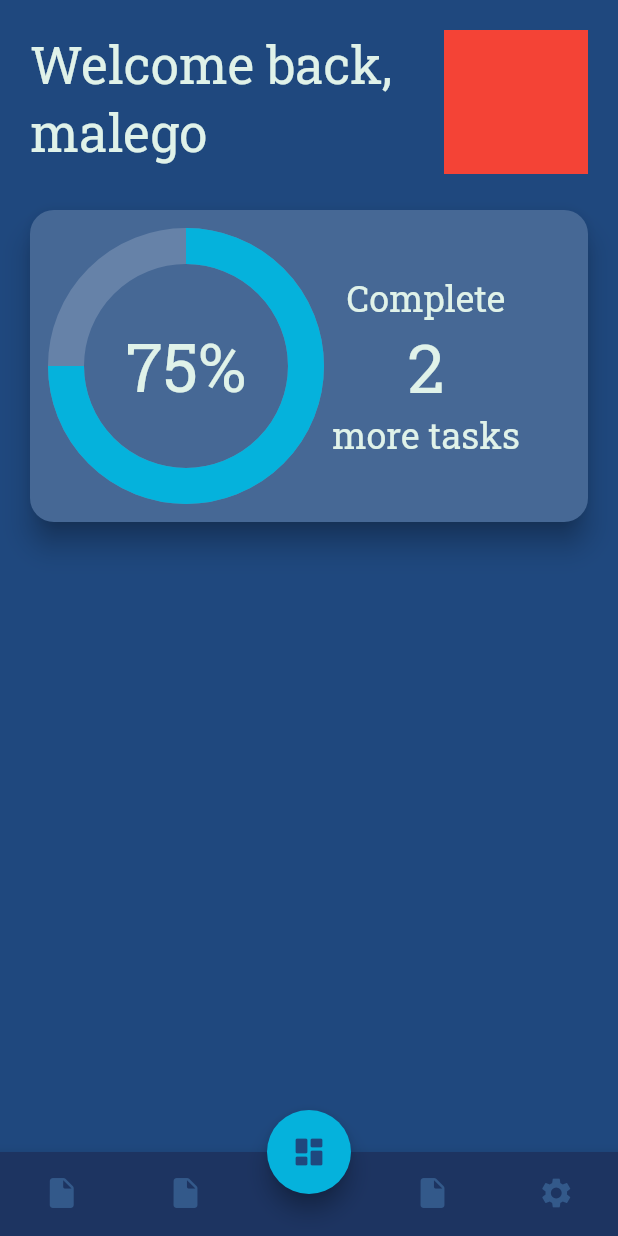
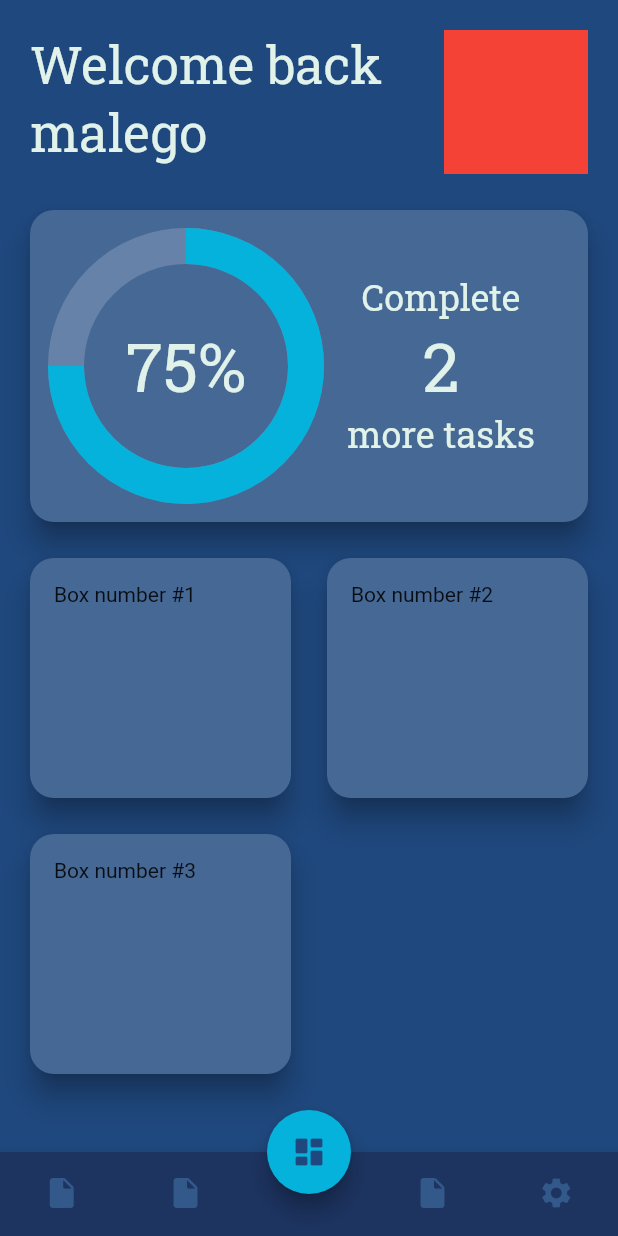
Before and after one commit to zipdang04/n_euro_n, a Flutter app: the screen it shows after launch, on a phone screen of 412 x 824 dp. Run offline on Flutter 3.47's test engine with Material 2 defaults, Android fonts, the light colour scheme and no system bars; our stand-ins replace google_fonts.

Commit message:
Home Screen fix

```diff
--- a/lib/main.dart
+++ b/lib/main.dart
@@ -19,8 +19,18 @@ class MyApp extends StatelessWidget {
       debugShowCheckedModeBanner: false,
       title: 'N_EURO_N',
       theme: getAppTheme(context),
-      //home: MyHomePage(title: 'Flutter Demo Home Page'),
       home: getHomeScaffold(),
     );
   }
 }
+
+/*
+  README:
+  - When writing modules, use the moduleInterface.dart to load the widget from children files.
+    In that file, import the needed file, make a function to load the widget.
+    And then use that function in other files.
+    DON'T IMPORT EXTRA FILES IN FILES OTHER THAN THE moduleInterface.dart FILE!
+    This rule keeps the files not cluttered with imports.
+  - To test the module, load its widget straight from this main.dart file.
+    Do not implement the widget straight into the application, unless you know what you're doing.
+*/
--- a/lib/module/screen/homeScreen.dart
+++ b/lib/module/screen/homeScreen.dart
@@ -10,11 +10,13 @@ class HomeScreen extends StatelessWidget {
       WelcomeBox(),
       ProgressBox(),
     ];
+    _items.addAll(HomeScreenDashboard().getDashboardTasks2InARow());
     return Container(
       child: ListView.separated(
         itemCount: _items.length,
         itemBuilder: (BuildContext context, int _index) {
           return _items.elementAt(_index);
+          return Text(_items.toString());
         },
         separatorBuilder: (BuildContext context, int _index) => SizedBox(height: 16,),
       ),
@@ -39,7 +41,7 @@ class WelcomeBox extends StatelessWidget {
                 children: [
                   Container(
                     alignment: Alignment.topLeft,
-                    child: Text('Welcome back,', style: Theme.of(context).textTheme.headline4,),
+                    child: Text('Welcome back', style: Theme.of(context).textTheme.headline4,),
                   ),
                   Container(
                     alignment: Alignment.topLeft,
@@ -98,17 +100,15 @@ class ProgressBox extends StatelessWidget {
               height: 160,
               width: 16,
             ),
-            SizedBox(
-              height: 160,
-              width: 128,
+            Expanded(
+              child: Center(
                 child: Column(
                   children: [
-                  SizedBox(height: 19,),
                     Text('Complete', style: Theme.of(context).textTheme.headline5,),
                     Text(_tasksRemaining.toString(), style: Theme.of(context).textTheme.headline3,),
                     Text('more tasks', style: Theme.of(context).textTheme.headline5,),
-                  SizedBox(height: 18,),
                   ],
+                ),
               ),
             ),
           ],
@@ -118,10 +118,32 @@ class ProgressBox extends StatelessWidget {
   }
 }
 
-class HomeScreenRecommended {
-  List<Widget> getRecommendedTasks2InARow() {
-    List<Widget> _recommendation = [];
-    //
-    return _recommendation;
+class HomeScreenDashboard {
+  List<Widget> getDashboardTasks2InARow() {
+    List<Widget> _itemsPending = [];
+    for (int _i = 0; _i < 3; _i++){
+      _itemsPending.add(Expanded(
+        child: Card(
+          child: Container(
+            padding: EdgeInsets.all(16),
+            child: SizedBox(
+              height: 128,
+              child: Text('Box number #' + (_i + 1).toString()),
+            ),
+          ),
+        ),
+      ));
+    }
+    List<Widget> _items = [];
+    for (int _i = 0; _i < _itemsPending.length; _i += 2) {
+      _items.add(Row(
+        children: [
+          _itemsPending.elementAt(_i),
+          SizedBox(width: 16,),
+          _i + 1 < _itemsPending.length ? _itemsPending.elementAt(_i + 1) : Expanded(child: Container()),
+        ],
+      ));
+    }
+    return _items;
   }
 }
```
Lines whose indentation alone changed are shown as unchanged.
